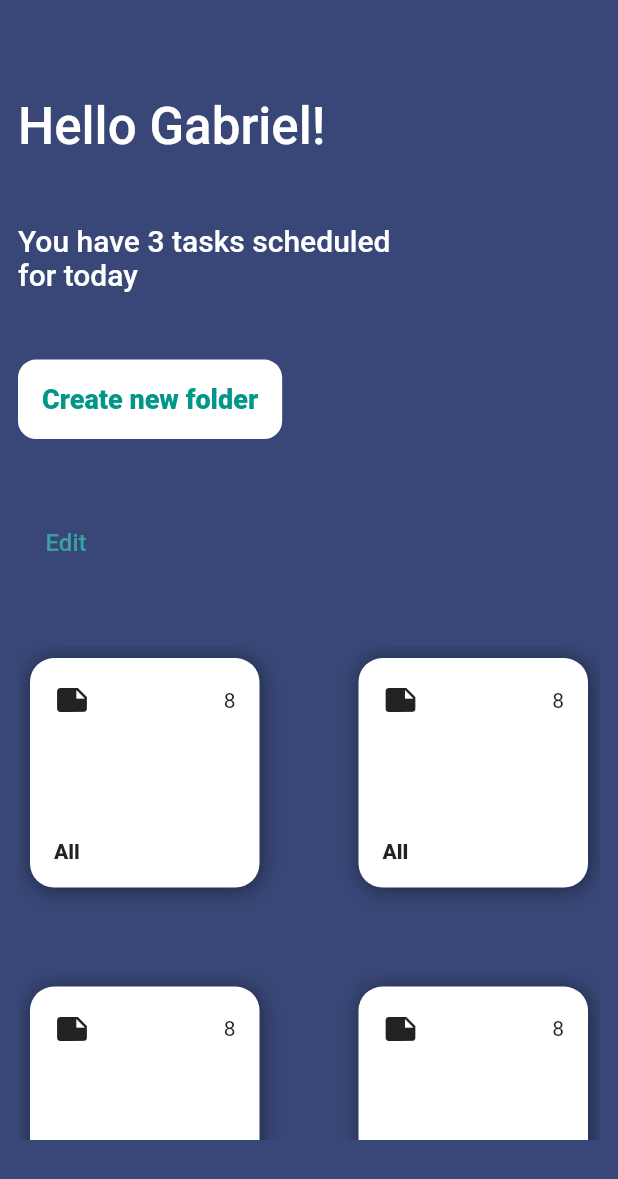
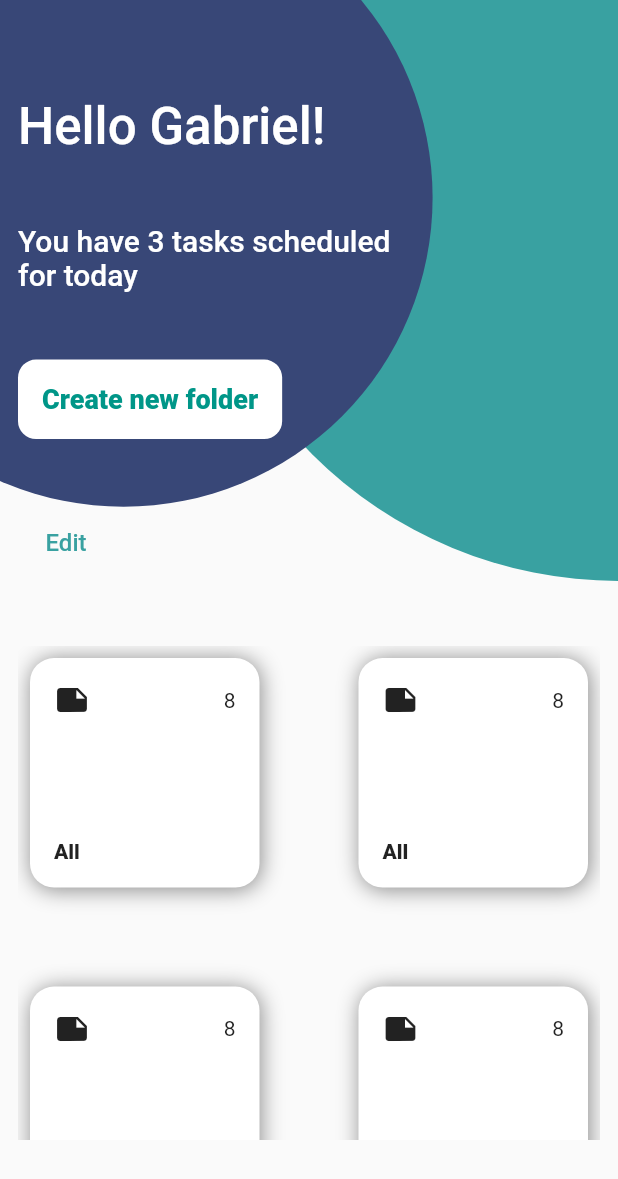
Before and after one commit to gdscashesi/flutter_todo_app_21A, a Flutter app: the screen it shows after launch, after a tap on "Log in", on a phone screen of 412 x 824 dp. Shown: the top 1179 px of the screen. Run offline on Flutter 3.47's test engine with Material 2 defaults, Android fonts, the phone set to English and light mode, and no system bars; our stand-ins replace flutter_datetime_picker.

Commit message:
Added background with animation capability

```diff
--- a/lib/main.dart
+++ b/lib/main.dart
@@ -19,8 +19,9 @@ class MyApp extends StatelessWidget {
       debugShowCheckedModeBanner: false,
       themeMode: ThemeMode.light,
       theme: ThemeData(
+        // canvasColor: Colors.white,
         backgroundColor: secondaryColor,
-        scaffoldBackgroundColor: secondaryColor,
+        // scaffoldBackgroundColor: secondaryColor,
         floatingActionButtonTheme: const FloatingActionButtonThemeData(
           backgroundColor: primaryColor
         ),
--- a/lib/ui/screens/homescreen/homescreen.dart
+++ b/lib/ui/screens/homescreen/homescreen.dart
@@ -1,5 +1,6 @@
 import 'package:flutter/material.dart';
 import 'package:todo/ui/screens/homescreen/widgets/task_tile.dart';
+import 'package:todo/ui/widgets/background/background.dart';
 import 'package:todo/utils/constants.dart';
 
 class HomeScreen extends StatefulWidget {
@@ -9,16 +10,27 @@ class HomeScreen extends StatefulWidget {
   _HomeScreenState createState() => _HomeScreenState();
 }
 
-class _HomeScreenState extends State<HomeScreen> {
+class _HomeScreenState extends State<HomeScreen> with SingleTickerProviderStateMixin{
+  late AnimationController backgroundController;
+
+  @override
+  void initState() {
+    super.initState();
+    backgroundController = AnimationController(
+      duration: const Duration( milliseconds: 2500),
+      vsync: this
+    );
+  }
 
   @override
   Widget build(BuildContext context) {
     Size size = MediaQuery.of(context).size;
 
 
-    return Scaffold(
-      backgroundColor: secondaryColor,
-        body: Container(
+    return Background(
+      animated: true,
+        controller: backgroundController,
+        child: Container(
             padding:  EdgeInsets.symmetric(vertical: size.height * 0.05, horizontal: 12),
             child: Column(
               mainAxisAlignment: MainAxisAlignment.spaceAround,
@@ -44,7 +56,7 @@ class _HomeScreenState extends State<HomeScreen> {
                   ),
                   child: const Text("Create new folder"),
                   onPressed: (){
-
+                    // backgroundController.forward();
                   },
                 ),
 
--- a/lib/ui/screens/login_screen/login_screen.dart
+++ b/lib/ui/screens/login_screen/login_screen.dart
@@ -1,9 +1,11 @@
 import 'package:flutter/material.dart';
 import 'package:todo/ui/screens/homescreen/homescreen.dart';
+import 'package:todo/ui/widgets/background/background.dart';
 import 'package:todo/ui/widgets/custom_button.dart';
 import 'package:todo/ui/widgets/custom_textfield.dart';
 import 'package:todo/ui/widgets/page_widget.dart';
 import 'package:todo/ui/widgets/text_row.dart';
+import 'package:todo/utils/constants.dart';
 
 
 class LoginScreen extends StatelessWidget {
@@ -16,13 +18,16 @@ class LoginScreen extends StatelessWidget {
   }) : super(key: key);
 
 
+
+
   @override
   Widget build(BuildContext context) {
-    return PageWidget(
-      title: 'Sign up',
+    return Background(
+      backgroundColor: secondaryColor,
+      // title: 'Sign up',
       child: SingleChildScrollView(
         child: SizedBox(
-          height: MediaQuery.of(context).size.height * 0.7,
+          height: MediaQuery.of(context).size.height,
           child: Column(
             mainAxisAlignment: MainAxisAlignment.center,
             children: [
--- /dev/null
+++ b/lib/ui/widgets/background/background.dart
@@ -0,0 +1,72 @@
+import 'package:flutter/material.dart';
+import 'package:todo/ui/widgets/background/background_painter.dart';
+
+
+class Background extends StatefulWidget {
+  final Widget child;
+  final AnimationController? controller;
+  final bool animated;
+  final Color? backgroundColor;
+  const Background({
+    Key? key,
+    this.animated = false,
+    this.backgroundColor,
+    required this.child,
+    this.controller,
+  }) ://todo add asserts
+        super(key: key);
+
+  @override
+  State<Background> createState() => _BackgroundState();
+}
+
+class _BackgroundState extends State<Background> with SingleTickerProviderStateMixin{
+  double circleSize = 0.5;
+  late Animation<double> circleController;
+
+  @override
+  void initState() {
+    super.initState();
+
+    if (widget.controller != null){
+
+    circleController = Tween<double>(begin: 0.5, end: 5).animate(widget.controller!)
+    ..addListener(() {
+      setState(() {
+        circleSize = circleController.value;
+
+      });
+    });
+
+
+  }
+
+
+  }
+
+
+  @override
+  void dispose() {
+    if (widget.controller != null) {
+      widget.controller!.dispose();
+
+    }
+    super.dispose();
+  }
+
+
+@override
+  Widget build(BuildContext context) {
+    return Scaffold(
+      backgroundColor: widget.animated ? null: widget.backgroundColor!,
+      body: widget.animated ?
+
+      CustomPaint(
+        painter: BackgroundPainter(circleSize),
+        child: widget.child,
+      )
+
+      : widget.child,
+    );
+  }
+}
--- /dev/null
+++ b/lib/ui/widgets/background/background_painter.dart
@@ -0,0 +1,41 @@
+
+
+import 'package:flutter/material.dart';
+import 'package:todo/utils/constants.dart';
+
+class BackgroundPainter extends CustomPainter{
+  late double circleSize;
+
+  BackgroundPainter(this.circleSize);
+
+
+
+  @override
+  void paint(Canvas canvas, Size size) {
+    double width = size.width;
+    double height = size.height;
+
+
+    Paint paint1 = Paint()
+    ..color = primaryColor;
+
+    Paint paint2 = Paint()
+      ..color = secondaryColor;
+
+
+    //drawing first circle at the back
+    canvas.drawCircle(Offset(width, height * 0.12), width * 0.7, paint1);
+
+
+    canvas.drawCircle(Offset(width * 0.2, height * 0.16), width * circleSize, paint2);
+
+
+  }
+
+  @override
+  bool shouldRepaint(covariant CustomPainter oldDelegate) {
+    // TODO: implement shouldRepaint
+    return oldDelegate != this;
+  }
+
+}
```
Lines whose indentation alone changed are shown as unchanged.
